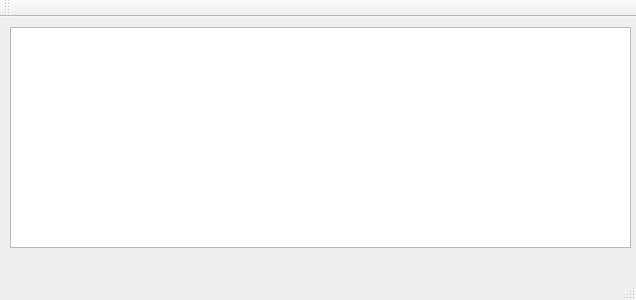
Above: mainwindow.ui from sas26031962/Sqlite_Example1 before the change. Below: the same form after it.
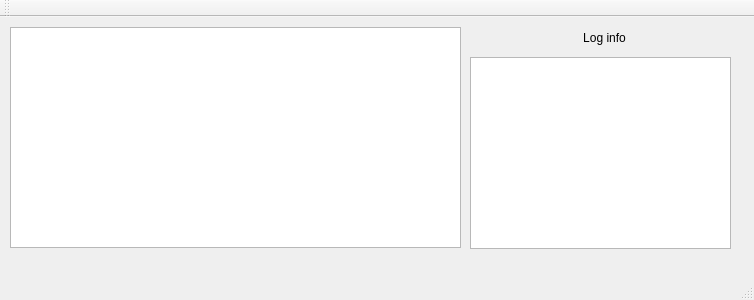
That is the form after the change.

The edit to the form file:
```diff
--- a/mainwindow.ui
+++ b/mainwindow.ui
@@ -6,7 +6,7 @@
    <rect>
     <x>0</x>
     <y>0</y>
-    <width>636</width>
+    <width>754</width>
     <height>300</height>
    </rect>
   </property>
@@ -19,11 +19,37 @@
      <rect>
       <x>10</x>
       <y>10</y>
-      <width>621</width>
+      <width>451</width>
       <height>221</height>
      </rect>
     </property>
    </widget>
+   <widget class="QLabel" name="labelLogCaption">
+    <property name="geometry">
+     <rect>
+      <x>474</x>
+      <y>10</y>
+      <width>261</width>
+      <height>21</height>
+     </rect>
+    </property>
+    <property name="text">
+     <string>Log info</string>
+    </property>
+    <property name="alignment">
+     <set>Qt::AlignCenter</set>
+    </property>
+   </widget>
+   <widget class="QTextBrowser" name="textBrowser">
+    <property name="geometry">
+     <rect>
+      <x>470</x>
+      <y>40</y>
+      <width>261</width>
+      <height>192</height>
+     </rect>
+    </property>
+   </widget>
   </widget>
   <widget class="QMenuBar" name="menuBar">
    <property name="geometry">
```
Left out of the diff: 4 changed lines with no effect on the pictures.
